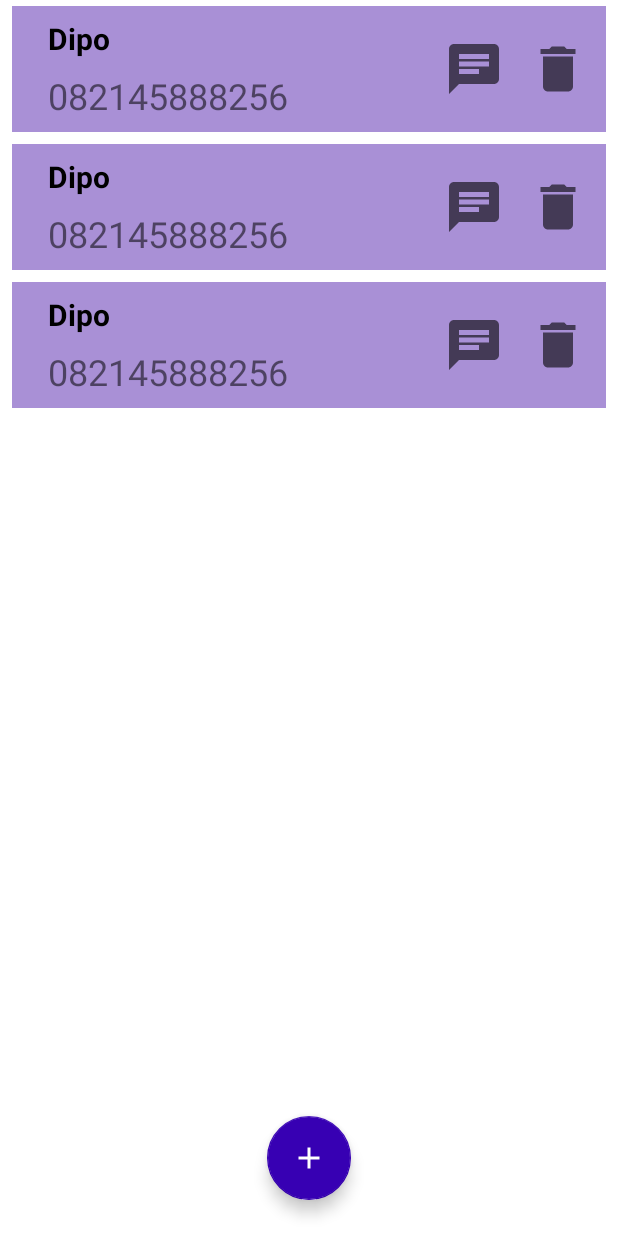
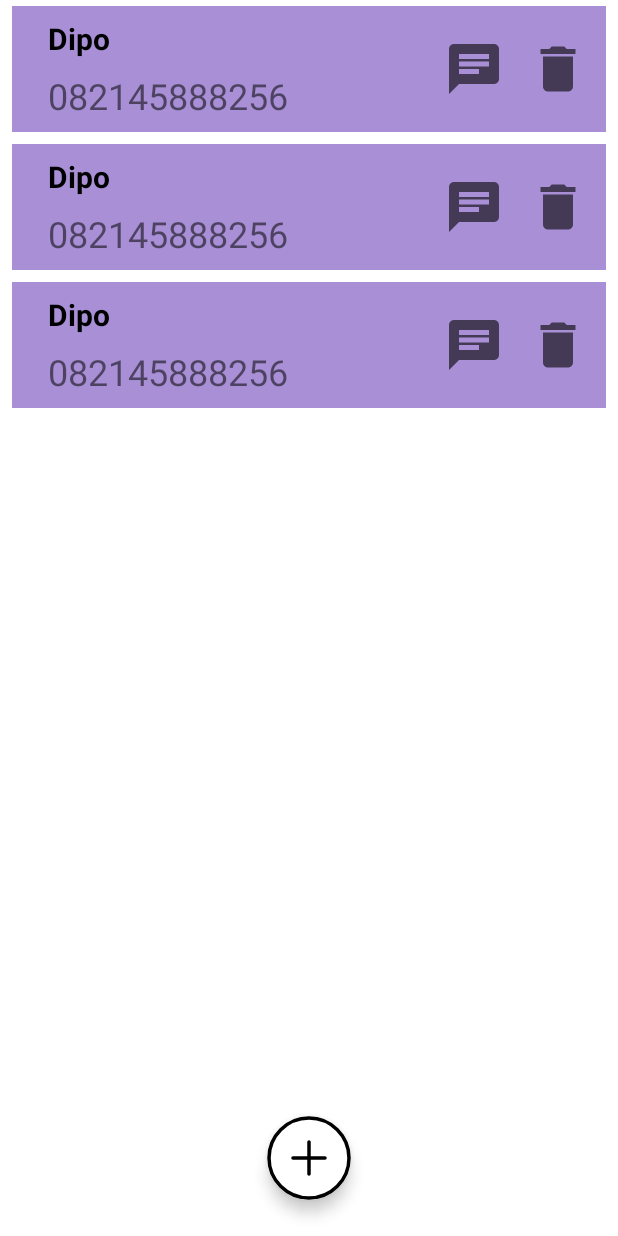
Before and after one commit to dipoengoro/AndroidContact, an Android app: the layout fragment_home.xml on its own in the app's theme, with its tools: preview values and no code run, on a phone screen of 412 x 824 dp. Run offline under Robolectric (Android 15) with nearby library versions, the phone set to English and light mode, and no system bars.

Commit message:
Refine add button

```diff
--- /dev/null
+++ b/app/src/main/res/drawable/ic_outline_add.xml
@@ -0,0 +1,10 @@
+<vector xmlns:android="http://schemas.android.com/apk/res/android"
+    android:width="24dp"
+    android:height="24dp"
+    android:viewportWidth="24"
+    android:viewportHeight="24"
+    android:tint="?attr/colorControlNormal">
+  <path
+      android:fillColor="@android:color/black"
+      android:pathData="M13,7h-2v4L7,11v2h4v4h2v-4h4v-2h-4L13,7zM12,2C6.48,2 2,6.48 2,12s4.48,10 10,10 10,-4.48 10,-10S17.52,2 12,2zM12,20c-4.41,0 -8,-3.59 -8,-8s3.59,-8 8,-8 8,3.59 8,8 -3.59,8 -8,8z"/>
+</vector>
--- a/app/src/main/res/drawable/ic_add.xml
+++ b/app/src/main/res/drawable/ic_sharp_add_24.xml
@@ -5,6 +5,6 @@
     android:viewportHeight="24"
     android:tint="?attr/colorControlNormal">
   <path
-      android:fillColor="@android:color/white"
+      android:fillColor="@android:color/black"
       android:pathData="M19,13h-6v6h-2v-6H5v-2h6V5h2v6h6v2z"/>
 </vector>
--- /dev/null
+++ b/app/src/main/res/drawable/plus_circle.xml
@@ -0,0 +1,27 @@
+<vector xmlns:android="http://schemas.android.com/apk/res/android"
+    android:width="55dp"
+    android:height="55dp"
+    android:viewportWidth="55"
+    android:viewportHeight="55">
+  <path
+      android:pathData="M27.5,50.4167C40.1565,50.4167 50.4167,40.1565 50.4167,27.5C50.4167,14.8435 40.1565,4.5833 27.5,4.5833C14.8435,4.5833 4.5833,14.8435 4.5833,27.5C4.5833,40.1565 14.8435,50.4167 27.5,50.4167Z"
+      android:strokeLineJoin="round"
+      android:strokeWidth="2"
+      android:fillColor="#00000000"
+      android:strokeColor="#000000"
+      android:strokeLineCap="round"/>
+  <path
+      android:pathData="M27.5,18.3333V36.6667"
+      android:strokeLineJoin="round"
+      android:strokeWidth="2"
+      android:fillColor="#00000000"
+      android:strokeColor="#000000"
+      android:strokeLineCap="round"/>
+  <path
+      android:pathData="M18.3333,27.5H36.6667"
+      android:strokeLineJoin="round"
+      android:strokeWidth="2"
+      android:fillColor="#00000000"
+      android:strokeColor="#000000"
+      android:strokeLineCap="round"/>
+</vector>
--- a/app/src/main/res/layout/fragment_home.xml
+++ b/app/src/main/res/layout/fragment_home.xml
@@ -15,15 +15,6 @@
         app:layout_constraintStart_toStartOf="parent"
         app:layout_constraintTop_toTopOf="parent"
         tools:listitem="@layout/list_item" />
-
-<!--    <com.google.android.material.button.MaterialButton-->
-<!--        android:id="@+id/button_add"-->
-<!--        android:layout_width="0dp"-->
-<!--        android:layout_height="wrap_content"-->
-<!--        android:text="@string/add_fragment"-->
-<!--        app:layout_constraintBottom_toBottomOf="parent"-->
-<!--        app:layout_constraintEnd_toEndOf="@id/guideline_8"-->
-<!--        app:layout_constraintStart_toStartOf="@+id/guideline_2" />-->
 
     <androidx.constraintlayout.widget.Guideline
         android:id="@+id/guideline_8"
@@ -45,9 +36,12 @@
         android:layout_height="wrap_content"
         android:layout_marginBottom="@dimen/large_margin"
         android:clickable="true"
+        android:padding="0dp"
         android:contentDescription="@string/button_add_contact"
         android:focusable="true"
-        android:src="@drawable/ic_add"
+        app:maxImageSize="64dp"
+        app:fabCustomSize="56dp"
+        android:src="@drawable/plus_circle"
         app:layout_constraintBottom_toBottomOf="parent"
         app:layout_constraintStart_toStartOf="parent"
         app:layout_constraintEnd_toEndOf="parent"
--- a/app/src/main/res/values/themes.xml
+++ b/app/src/main/res/values/themes.xml
@@ -6,9 +6,9 @@
         <item name="colorPrimaryVariant">@color/purple_700</item>
         <item name="colorOnPrimary">@color/white</item>
         <!-- Secondary brand color. -->
-        <item name="colorSecondary">@color/purple_700</item>
+        <item name="colorSecondary">@color/white</item>
         <item name="colorSecondaryVariant">@color/teal_700</item>
-        <item name="colorOnSecondary">@color/white</item>
+        <item name="colorOnSecondary">@color/black</item>
         <!-- Status bar color. -->
         <item name="android:statusBarColor" tools:targetApi="l">?attr/colorPrimaryVariant</item>
         <!-- Customize your theme here. -->
```
